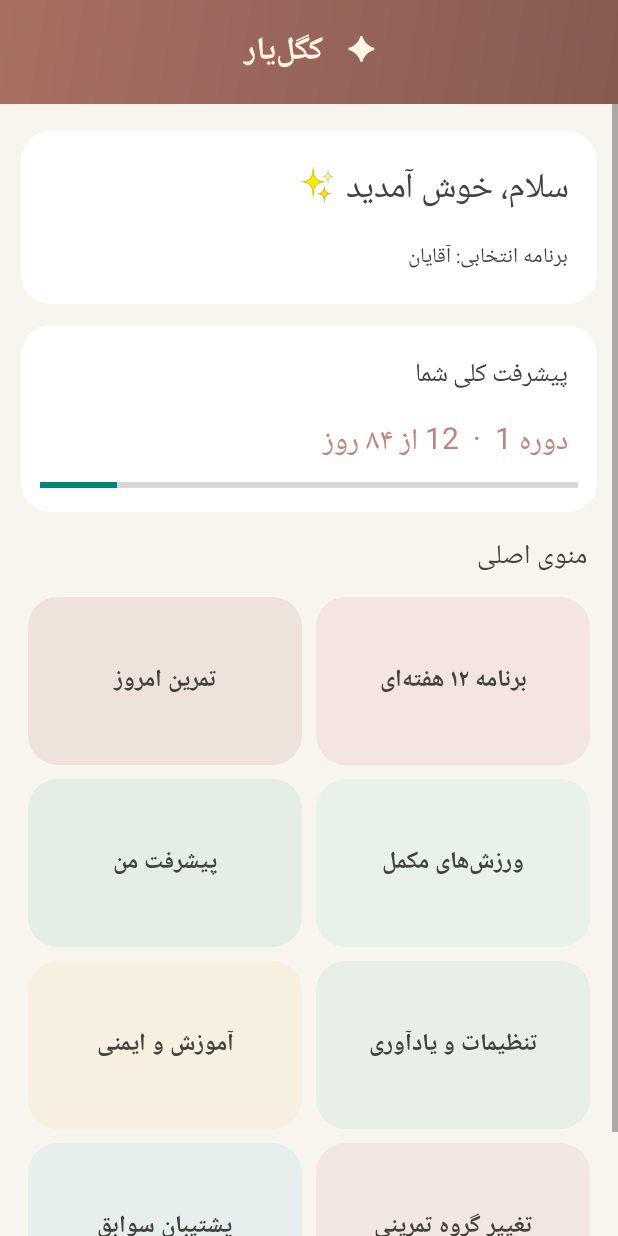
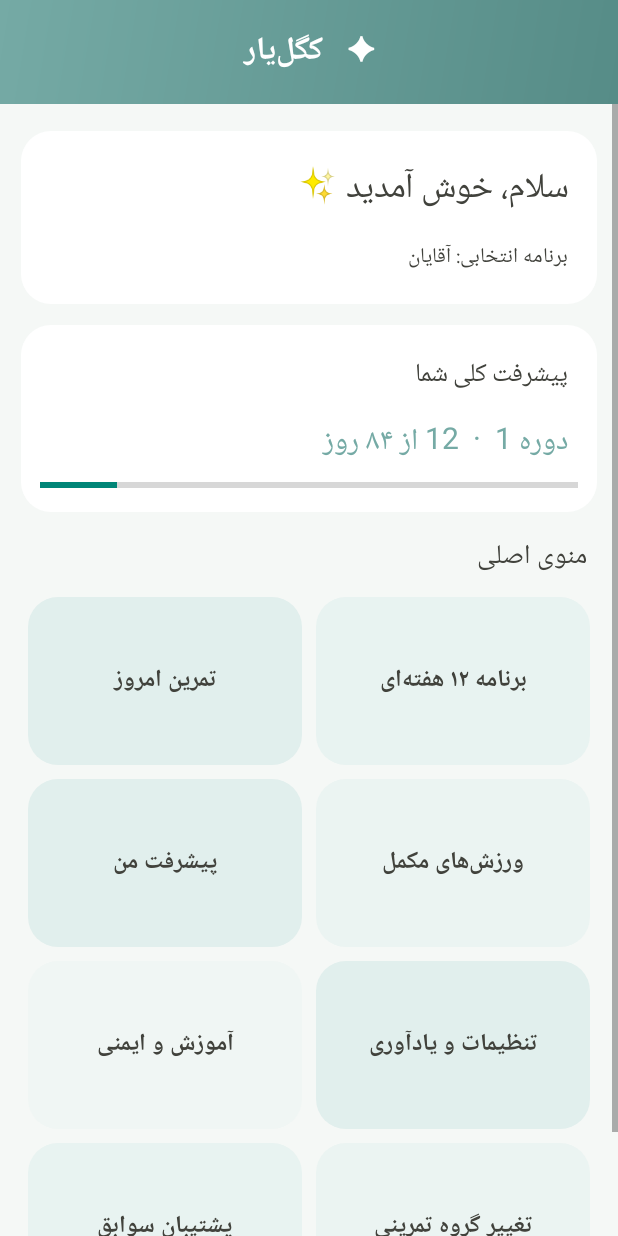
Before and after one commit to mehdisoltandoost-maker/KegelYar, an Android app: the screen it shows after launch (MainActivity), after a tap on "ثبت و شروع برنامه", on a phone screen of 412 x 824 dp. Run offline under Robolectric (Android 15) with nearby library versions, the phone set to English and light mode, and no system bars; 3 other taps on this screen came first.

Commit message:
Update MainActivity.java

```diff
--- a/app/src/main/java/com/kegelyar/app/MainActivity.java
+++ b/app/src/main/java/com/kegelyar/app/MainActivity.java
@@ -40,18 +40,18 @@ import java.util.Map;
 
 public class MainActivity extends Activity {
 
-    private final int BG = Color.rgb(248, 245, 239);
-    private final int TRAINING_BG = Color.rgb(240, 246, 241);
-    private final int TRAINING_ACCENT = Color.rgb(111, 151, 130);
-    private final int SETTINGS_ACCENT = Color.rgb(111, 145, 125);
-    private final int SETTINGS_SOFT = Color.rgb(231, 239, 231);
+    private final int BG = Color.rgb(245, 248, 246);
+    private final int TRAINING_BG = Color.rgb(245, 248, 246);
+    private final int TRAINING_ACCENT = Color.rgb(117, 170, 165);
+    private final int SETTINGS_ACCENT = Color.rgb(117, 170, 165);
+    private final int SETTINGS_SOFT = Color.rgb(232, 242, 240);
     private final int CARD = Color.rgb(255, 255, 255);
-    private final int PURPLE = Color.rgb(169, 111, 99);
-    private final int PINK = Color.rgb(190, 132, 126);
+    private final int PURPLE = Color.rgb(117, 170, 165);
+    private final int PINK = Color.rgb(117, 170, 165);
     private final int WHITE = Color.rgb(65, 66, 60);
     private final int MUTED = Color.rgb(125, 125, 115);
     private final int GREEN = Color.rgb(104, 145, 119);
-    private final int HEADER_GOLD = Color.rgb(255, 247, 228);
+    private final int HEADER_GOLD = Color.rgb(255, 255, 255);
 
     private LinearLayout root, content;
     private TextView stepTitle, stepDescription;
@@ -585,7 +585,7 @@ public class MainActivity extends Activity {
     private GradientDrawable gradient(int radius) {
         GradientDrawable d = new GradientDrawable(
                 GradientDrawable.Orientation.TL_BR,
-                new int[]{PURPLE, Color.rgb(135, 91, 82)});
+                new int[]{PURPLE, Color.rgb(86, 140, 135)});
         d.setCornerRadius(dp(radius));
         return d;
     }
@@ -827,14 +827,14 @@ public class MainActivity extends Activity {
         tiles.setColumnCount(2);
         tiles.setUseDefaultMargins(false);
         content.addView(tiles, new LinearLayout.LayoutParams(-1, -2));
-        addHomeTile(tiles, "تمرین امروز", () -> showTodaySessions(), Color.rgb(239, 226, 218));
-        addHomeTile(tiles, "برنامه ۱۲ هفته‌ای", () -> showWeeks(), Color.rgb(244, 229, 226));
-        addHomeTile(tiles, "پیشرفت من", () -> showProgress(), Color.rgb(229, 238, 228));
-        addHomeTile(tiles, "ورزش‌های مکمل", () -> showExercises(), Color.rgb(232, 241, 234));
-        addHomeTile(tiles, "آموزش و ایمنی", () -> showGuide(), Color.rgb(247, 239, 224));
-        addHomeTile(tiles, "تنظیمات و یادآوری", () -> showSettings(), Color.rgb(231, 239, 231));
-        addHomeTile(tiles, "پشتیبان سوابق", () -> shareBackup(), Color.rgb(231, 239, 238));
-        addHomeTile(tiles, "تغییر گروه تمرینی", () -> showGender(), Color.rgb(244, 230, 225));
+        addHomeTile(tiles, "تمرین امروز", () -> showTodaySessions(), Color.rgb(225, 239, 237));
+        addHomeTile(tiles, "برنامه ۱۲ هفته‌ای", () -> showWeeks(), Color.rgb(232, 243, 241));
+        addHomeTile(tiles, "پیشرفت من", () -> showProgress(), Color.rgb(225, 239, 237));
+        addHomeTile(tiles, "ورزش‌های مکمل", () -> showExercises(), Color.rgb(235, 244, 242));
+        addHomeTile(tiles, "آموزش و ایمنی", () -> showGuide(), Color.rgb(240, 246, 244));
+        addHomeTile(tiles, "تنظیمات و یادآوری", () -> showSettings(), Color.rgb(225, 239, 237));
+        addHomeTile(tiles, "پشتیبان سوابق", () -> shareBackup(), Color.rgb(232, 243, 241));
+        addHomeTile(tiles, "تغییر گروه تمرینی", () -> showGender(), Color.rgb(235, 244, 242));
         if (getTotalCompleted() >= 84) {
             addButton("شروع دوره جدید با حفظ سوابق", () -> startNewCourse());
         }
@@ -1116,7 +1116,7 @@ public class MainActivity extends Activity {
                 : ("noon".equals(selectedSession) ? "ظهر" : "شب");
         TextView header = makeText("✦   تمرین " + sessionTitle + " · روز " + selectedDay, 20, Color.rgb(48, 86, 78));
         header.setTypeface(null, Typeface.BOLD);
-        header.setBackgroundColor(Color.rgb(231, 239, 231));
+        header.setBackgroundColor(Color.rgb(225, 239, 237));
         header.setPadding(dp(12), dp(15), dp(12), dp(15));
         root.addView(header, new LinearLayout.LayoutParams(-1, -2));
 
```
